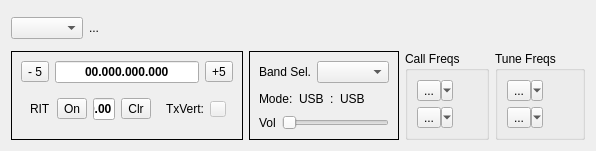
This is mqt/MqtLogger/rigcontrolframe.ui in Rsclub22/Minos2-Mirror as Qt 5 draws it before an edit. The edited form follows.
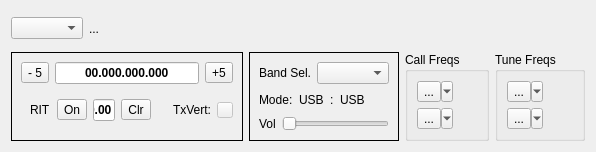
This is the edited form. Custom widgets are drawn as their Qt base class.

```diff
--- a/mqt/MqtLogger/rigcontrolframe.ui
+++ b/mqt/MqtLogger/rigcontrolframe.ui
@@ -7,7 +7,7 @@
     <x>0</x>
     <y>0</y>
     <width>596</width>
-    <height>151</height>
+    <height>152</height>
    </rect>
   </property>
   <property name="windowTitle">
@@ -202,6 +202,19 @@
           </item>
           <item>
            <layout class="QHBoxLayout" name="horizontalLayout_3">
+            <item>
+             <spacer name="horizontalSpacer_4">
+              <property name="orientation">
+               <enum>Qt::Horizontal</enum>
+              </property>
+              <property name="sizeHint" stdset="0">
+               <size>
+                <width>168</width>
+                <height>28</height>
+               </size>
+              </property>
+             </spacer>
+            </item>
             <item>
              <widget class="QLabel" name="TxVertLabel">
               <property name="text">
@@ -225,19 +238,6 @@
               </property>
              </widget>
             </item>
-            <item>
-             <spacer name="horizontalSpacer_4">
-              <property name="orientation">
-               <enum>Qt::Horizontal</enum>
-              </property>
-              <property name="sizeHint" stdset="0">
-               <size>
-                <width>168</width>
-                <height>28</height>
-               </size>
-              </property>
-             </spacer>
-            </item>
            </layout>
           </item>
          </layout>
```
